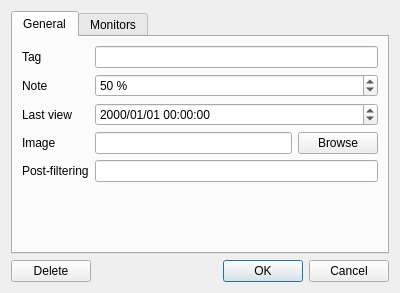
Qt form gui/src/favorite-window.ui (Bionus/imgbrd-grabber) before a commit.
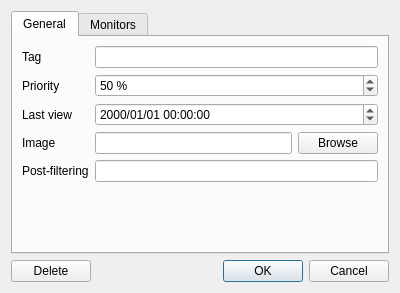
The same form after that commit. Icons and pictures are not drawn.

Commit message: Rename favorites 'Note' by 'Priority' (fix #1969)

The edit to the form file:
```diff
--- a/gui/src/favorite-window.ui
+++ b/gui/src/favorite-window.ui
@@ -53,7 +53,7 @@
           <string>Between 0 and 100, the note can be used to sort the favorites in preference order.</string>
          </property>
          <property name="text">
-          <string>Note</string>
+          <string>Priority</string>
          </property>
         </widget>
        </item>
```
The commit also changes 2 other files.
